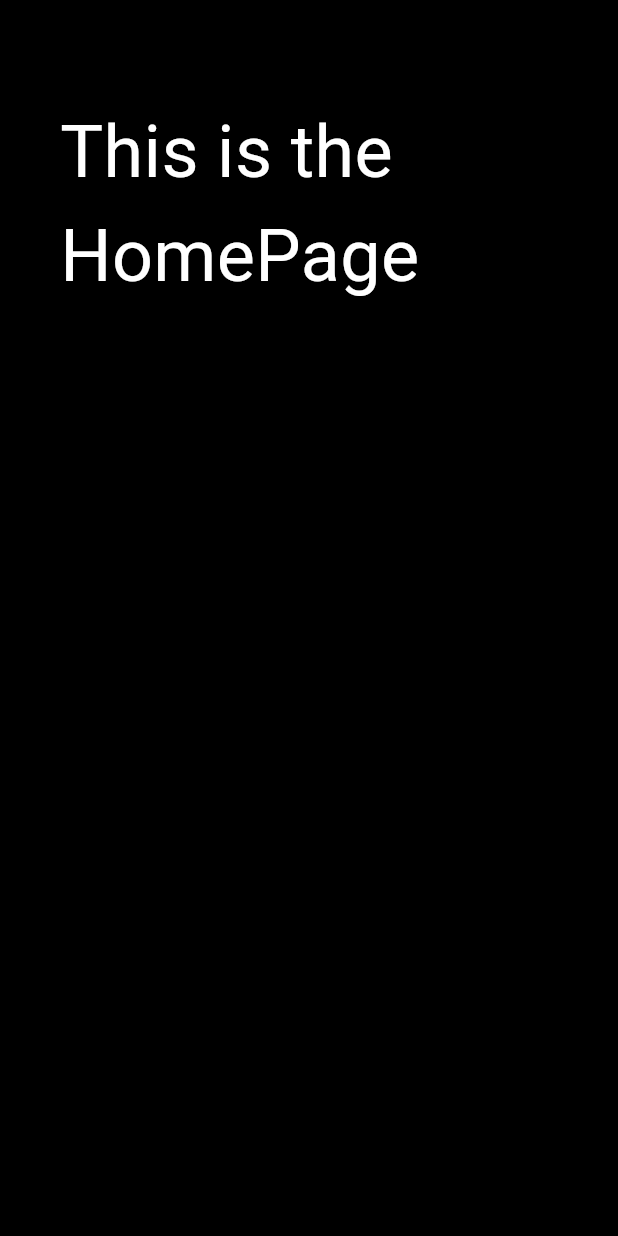
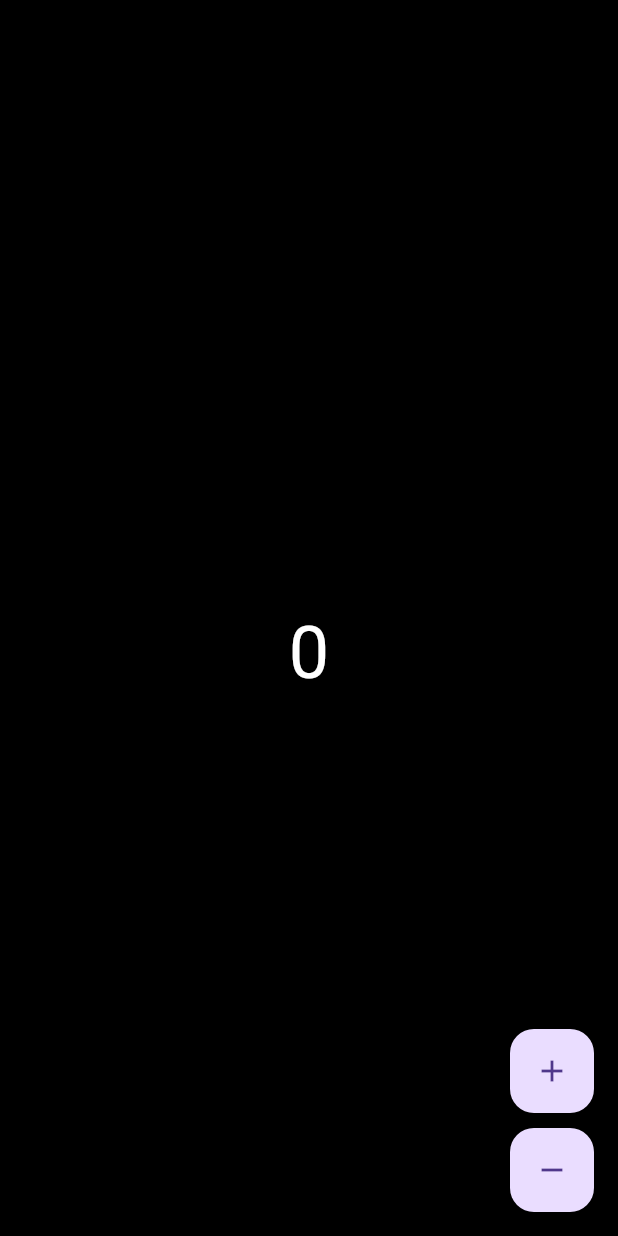
Before and after one commit to manishbajagai2/simple_bloc_template, a Flutter app: the screen it shows after launch, on a phone screen of 412 x 824 dp. Run offline on Flutter 3.47's test engine with Material 3 defaults, Android fonts, the light colour scheme and no system bars; our stand-ins replace flutter_bloc.

Commit message:
Simple Bloc Code

```diff
--- /dev/null
+++ b/lib/bloc/counter_bloc.dart
@@ -0,0 +1,18 @@
+import 'package:flutter_bloc/flutter_bloc.dart';
+import 'package:learning_bloc/bloc/counter_event.dart';
+import 'package:learning_bloc/bloc/counter_state.dart';
+
+class CounterBloc extends Bloc<CounterEvent, CounterState> {
+  CounterBloc() : super(CounterState(0)) {
+    on<CounterIncrementPressed>(counterIncrementPressed);
+    on<CounterDecrementPressed>(counterDecrementPressed);
+  }
+
+  void counterIncrementPressed(CounterIncrementPressed event, Emitter<CounterState> emit) {
+    emit(CounterState(state.count + 1));
+  }
+
+  void counterDecrementPressed(CounterDecrementPressed event, Emitter<CounterState> emit) {
+    emit(CounterState(state.count - 1));
+  }
+}
--- /dev/null
+++ b/lib/bloc/counter_event.dart
@@ -0,0 +1,5 @@
+abstract class CounterEvent {}
+
+class CounterIncrementPressed extends CounterEvent {}
+
+class CounterDecrementPressed extends CounterEvent {}
--- /dev/null
+++ b/lib/bloc/counter_state.dart
@@ -0,0 +1,4 @@
+class CounterState {
+  final int count;
+  CounterState(this.count);
+}
--- a/lib/main.dart
+++ b/lib/main.dart
@@ -1,4 +1,6 @@
 import 'package:flutter/material.dart';
+import 'package:flutter_bloc/flutter_bloc.dart';
+import 'package:learning_bloc/bloc/counter_bloc.dart';
 import 'package:learning_bloc/screens/home_screen.dart';
 
 void main() {
@@ -12,7 +14,10 @@ class MyApp extends StatelessWidget {
   Widget build(BuildContext context) {
     return MaterialApp(
       debugShowCheckedModeBanner: false,
-      home: HomeScreen(),
+      home: BlocProvider(
+        create: (context) => CounterBloc(),
+        child: HomeScreen(),
+      ),
     );
   }
 }
--- a/lib/screens/home_screen.dart
+++ b/lib/screens/home_screen.dart
@@ -1,11 +1,16 @@
 import 'package:flutter/material.dart';
 import 'package:flutter/services.dart';
+import 'package:flutter_bloc/flutter_bloc.dart';
+import 'package:learning_bloc/bloc/counter_bloc.dart';
+import 'package:learning_bloc/bloc/counter_event.dart';
+import 'package:learning_bloc/bloc/counter_state.dart';
 
 class HomeScreen extends StatelessWidget {
   const HomeScreen({super.key});
 
   @override
   Widget build(BuildContext context) {
+    final counterBloc = context.read<CounterBloc>();
     return Scaffold(
       backgroundColor: Colors.black,
       extendBodyBehindAppBar: true,
@@ -14,12 +19,32 @@ class HomeScreen extends StatelessWidget {
         systemOverlayStyle:
             SystemUiOverlayStyle(statusBarBrightness: Brightness.dark),
       ),
-      body: Padding(
-        padding: EdgeInsets.fromLTRB(40.0, 1.2 * kToolbarHeight, 40.0, 20),
-        child: Text(
-          "This is the HomePage",
-          style: TextStyle(color: Colors.white, fontSize: 48.0),
-        ),
+      body: BlocBuilder<CounterBloc, CounterState>(
+        builder: (context, state) {
+          return Padding(
+            padding: EdgeInsets.fromLTRB(40.0, 1.2 * kToolbarHeight, 40.0, 20),
+            child: Center(
+              child: Text(
+                state.count.toString(),
+                style: TextStyle(color: Colors.white, fontSize: 48.0),
+              ),
+            ),
+          );
+        },
+      ),
+      floatingActionButton: Column(
+        mainAxisAlignment: MainAxisAlignment.end,
+        children: [
+          FloatingActionButton(
+            onPressed: () => counterBloc.add(CounterIncrementPressed()),
+            child: Icon(Icons.add),
+          ),
+          SizedBox(height: 10.0),
+          FloatingActionButton(
+            onPressed: () => counterBloc.add(CounterDecrementPressed()),
+            child: Icon(Icons.remove),
+          )
+        ],
       ),
     );
   }
```
